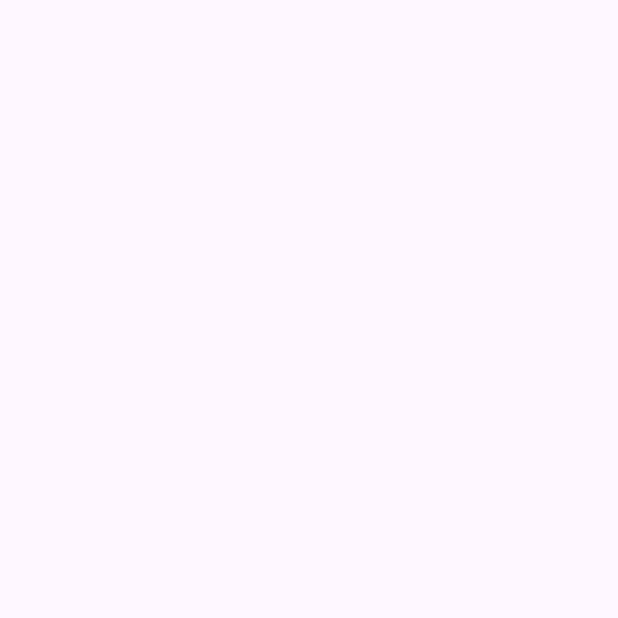
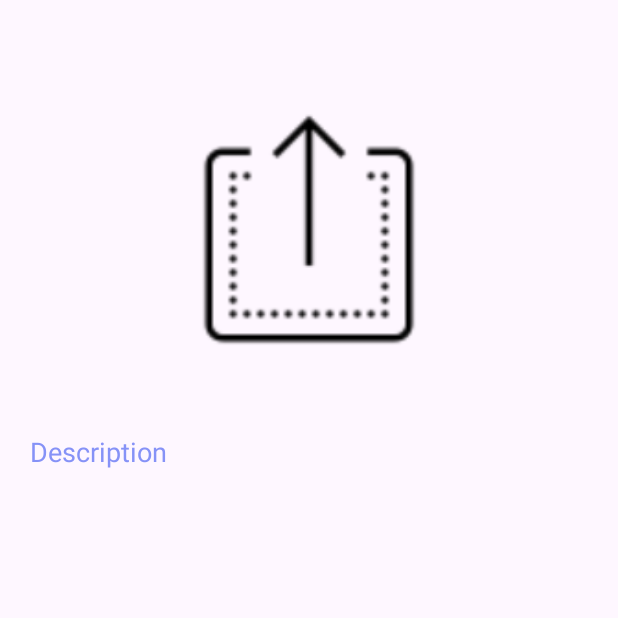
Before and after one commit to ainwg/recipe-master, an Android app: the Detail screen opened directly, with no data from a screen before it, on a phone screen of 412 x 824 dp, the top half of it. Before the commit the part shown is empty. Run offline under Robolectric (Android 15) with nearby library versions, the phone set to English and light mode, and no system bars.

Commit message:
Update detail.xml

```diff
--- a/app/src/main/java/com/example/recipemaster/DataClass.java
+++ b/app/src/main/java/com/example/recipemaster/DataClass.java
@@ -12,6 +12,10 @@ public class DataClass {
         this.dataDesc = dataDesc;
         this.dataLang = dataLang;
         this.dataImage = dataImage;
+    }
+
+    public DataClass() {
+
     }
 
     public String getDataTitle() {
--- /dev/null
+++ b/app/src/main/java/com/example/recipemaster/MyAdapter.java
@@ -0,0 +1,4 @@
+package com.example.recipemaster;
+
+public class MyAdapter {
+}
--- a/app/src/main/res/layout/detail.xml
+++ b/app/src/main/res/layout/detail.xml
@@ -1,9 +1,40 @@
 <?xml version="1.0" encoding="utf-8"?>
-<androidx.constraintlayout.widget.ConstraintLayout xmlns:android="http://schemas.android.com/apk/res/android"
+<LinearLayout xmlns:android="http://schemas.android.com/apk/res/android"
     xmlns:app="http://schemas.android.com/apk/res-auto"
     xmlns:tools="http://schemas.android.com/tools"
     android:layout_width="match_parent"
     android:layout_height="match_parent"
+    android:orientation="vertical"
     tools:context=".Detail">
 
-</androidx.constraintlayout.widget.ConstraintLayout>
+    <TextView
+        android:id="@+id/detailTitle"
+        android:layout_width="wrap_content"
+        android:layout_height="wrap_content"
+        android:layout_marginTop="14dp"
+        android:textSize="24sp"
+        android:layout_gravity="center"
+        android:layout_marginBottom="12dp"
+        android:textColor="@color/lavendar"/>
+
+    <ImageView
+        android:id="@+id/detailImage"
+        android:layout_width="400dp"
+        android:layout_height="200dp"
+        android:padding="8dp"
+        android:layout_gravity="center"
+        android:src="@drawable/upload"
+        android:scaleType="fitCenter"/>
+
+    <TextView
+        android:id="@+id/detailDesc"
+        android:layout_width="match_parent"
+        android:layout_height="wrap_content"
+        android:layout_marginTop="10dp"
+        android:padding="20dp"
+        android:text="Description"
+        android:layout_gravity="center"
+        android:textSize="18sp"
+        android:textColor="@color/lavendar"/>
+
+</LinearLayout>
```
